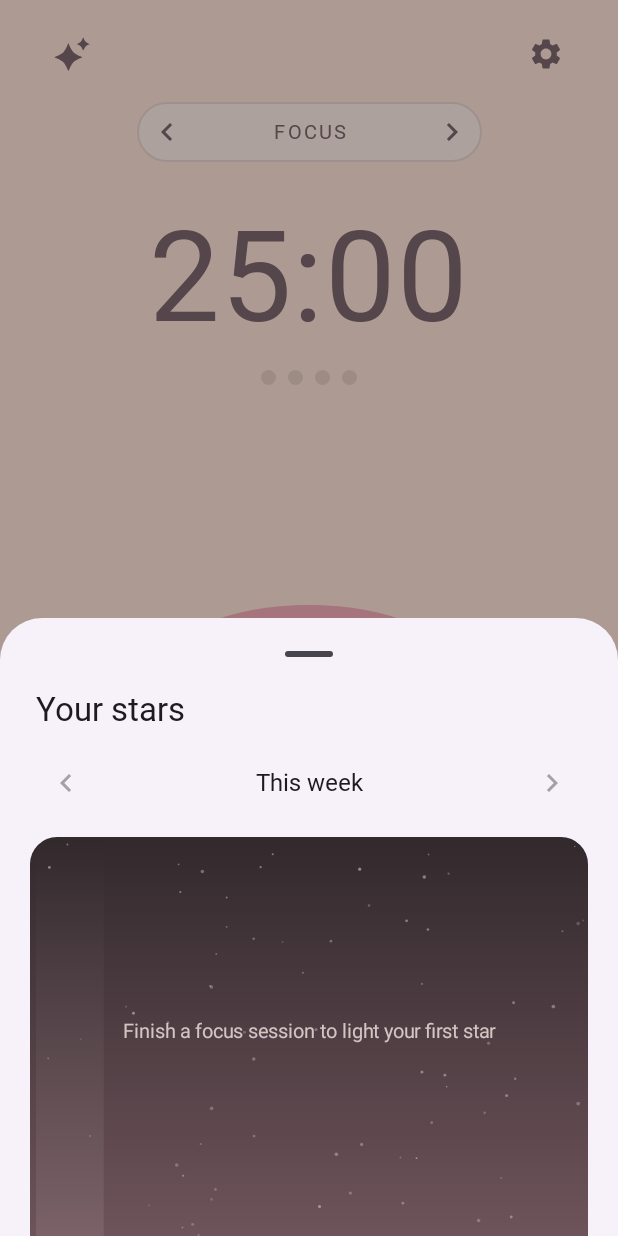
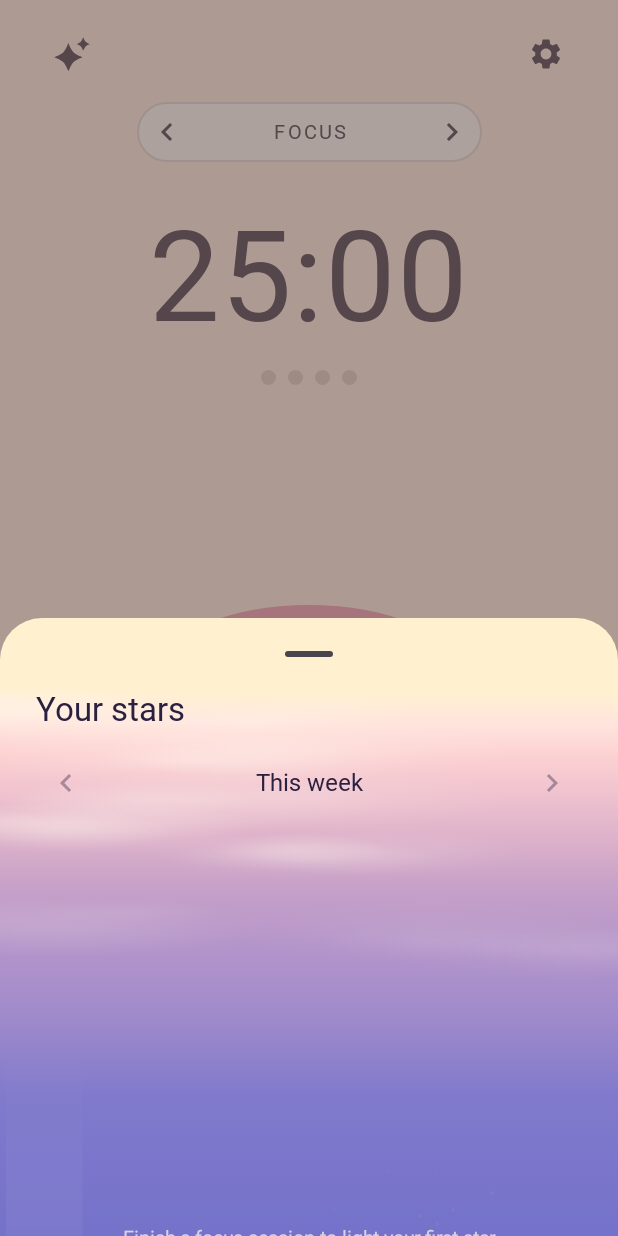
Before and after one commit to horiidonuts/manbo, an Android app built with Jetpack Compose: the screen it shows after launch (MainActivity), after a tap on "Your stars", on a phone screen of 412 x 824 dp. Run offline under Robolectric (Android 15) with nearby library versions, the phone set to English and light mode, and no system bars; libraries missing offline, so code that uses them is left out: com.google.mlkit.vision; Roboto replaces fonts that are not available here.

Commit message:
Paint the stars panel as a twilight sky; endless mode carousel on Android; 0.6.1

```diff
--- a/android/app/build.gradle.kts
+++ b/android/app/build.gradle.kts
@@ -20,8 +20,8 @@ android {
         applicationId = "io.github.horiidonuts.manbo"
         minSdk = 26
         targetSdk = 37
-        versionCode = 7
-        versionName = "0.6.0"
+        versionCode = 8
+        versionName = "0.6.1"
     }
 
     signingConfigs {
--- a/android/app/src/main/java/io/github/horiidonuts/manbo/MainActivity.kt
+++ b/android/app/src/main/java/io/github/horiidonuts/manbo/MainActivity.kt
@@ -47,6 +47,7 @@ import androidx.compose.runtime.Composable
 import androidx.compose.runtime.LaunchedEffect
 import androidx.compose.runtime.getValue
 import androidx.compose.runtime.mutableLongStateOf
+import androidx.compose.runtime.mutableIntStateOf
 import androidx.compose.runtime.mutableStateOf
 import androidx.compose.runtime.remember
 import androidx.compose.runtime.setValue
@@ -286,27 +287,33 @@ fun ManboScreen(openDndAccess: () -> Unit, pairWithPc: () -> Unit) {
 @Composable
 private fun ModePill(mode: Mode, ink: Color, onStep: (Int) -> Unit) {
     var drag by remember { mutableStateOf(0f) }
+    // an endless carousel (like the desktop's mode wheel): a step slides the way it was asked for,
+    // so right after LONG BREAK comes FOCUS from the right; other changes go the shortest way round
+    var stepDir by remember { mutableIntStateOf(0) }
+    val step = { delta: Int -> stepDir = delta; onStep(delta) }
+    LaunchedEffect(mode) { stepDir = 0 }
     Row(
         Modifier
             .border(1.dp, ink.copy(alpha = 0.18f), RoundedCornerShape(50))
             .background(Color.White.copy(alpha = 0.35f), RoundedCornerShape(50))
             .pointerInput(Unit) {
                 detectHorizontalDragGestures(
-                    onDragEnd = { if (kotlin.math.abs(drag) > 40) onStep(if (drag < 0) 1 else -1); drag = 0f },
+                    onDragEnd = { if (kotlin.math.abs(drag) > 40) step(if (drag < 0) 1 else -1); drag = 0f },
                     onHorizontalDrag = { _, d -> drag += d },
                 )
             }
             .height(40.dp),
         verticalAlignment = Alignment.CenterVertically,
     ) {
-        IconButton(onClick = { onStep(-1) }, Modifier.size(40.dp)) {
+        IconButton(onClick = { step(-1) }, Modifier.size(40.dp)) {
             Icon(Icons.AutoMirrored.Filled.KeyboardArrowLeft, contentDescription = "Previous mode", tint = ink)
         }
         AnimatedContent(
             targetState = mode,
             transitionSpec = {
-                val forward = targetState.ordinal > initialState.ordinal
-                val dir = if (forward) 1 else -1
+                val n = Mode.entries.size
+                val dir = if (stepDir != 0) stepDir
+                    else if ((targetState.ordinal - initialState.ordinal + n) % n <= n / 2) 1 else -1
                 slideInHorizontally(tween(280)) { it * dir } togetherWith slideOutHorizontally(tween(280)) { -it * dir }
             },
             label = "mode",
@@ -320,7 +327,7 @@ private fun ModePill(mode: Mode, ink: Color, onStep: (Int) -> Unit) {
                 modifier = Modifier.fillMaxWidth(),
             )
         }
-        IconButton(onClick = { onStep(1) }, Modifier.size(40.dp)) {
+        IconButton(onClick = { step(1) }, Modifier.size(40.dp)) {
             Icon(Icons.AutoMirrored.Filled.KeyboardArrowRight, contentDescription = "Next mode", tint = ink)
         }
     }
--- a/android/app/src/main/java/io/github/horiidonuts/manbo/StarsSheet.kt
+++ b/android/app/src/main/java/io/github/horiidonuts/manbo/StarsSheet.kt
@@ -1,7 +1,13 @@
 package io.github.horiidonuts.manbo
 
 import androidx.compose.foundation.Canvas
-import androidx.compose.foundation.background
+import androidx.compose.ui.platform.LocalView
+import androidx.compose.ui.platform.LocalDensity
+import androidx.compose.ui.layout.onSizeChanged
+import androidx.compose.foundation.layout.statusBars
+import androidx.compose.ui.draw.drawBehind
+import androidx.compose.foundation.layout.WindowInsets
+import androidx.compose.foundation.layout.Spacer
 import androidx.compose.foundation.gestures.detectTapGestures
 import androidx.compose.foundation.layout.Arrangement
 import androidx.compose.foundation.layout.Column
@@ -30,12 +36,12 @@ import androidx.compose.runtime.remember
 import androidx.compose.runtime.setValue
 import androidx.compose.ui.Alignment
 import androidx.compose.ui.Modifier
-import androidx.compose.ui.draw.clip
 import androidx.compose.ui.geometry.Offset
 import androidx.compose.ui.graphics.Brush
 import androidx.compose.ui.graphics.Color
 import androidx.compose.ui.graphics.Path
 import androidx.compose.ui.graphics.drawscope.DrawScope
+import androidx.compose.ui.graphics.drawscope.scale
 import androidx.compose.ui.input.pointer.pointerInput
 import androidx.compose.ui.text.TextStyle
 import androidx.compose.ui.text.drawText
@@ -60,16 +66,65 @@ private val DAY_NAMES = listOf("Mon", "Tue", "Wed", "Thu", "Fri", "Sat", "Sun")
 private const val STAR_R_DP = 8.5f
 private const val LABEL_BAND_DP = 40f
 
-private data class SkyColors(val top: Color, val bottom: Color, val star: Color)
+private const val FADE_DP = 150f   // between the week row and the stars: the horizon glow fades out here
+// The whole sheet is one twilight sky, painted behind everything (like the desktop's stars dialog,
+// see manbo/stars.py): a light yellow glow and a thin band of pink at the horizon with a few wisps
+// of cloud, a long fade through mauve and lavender, periwinkle and royal blue behind the stars,
+// indigo and navy behind the stats, and all but black violet at the very bottom.
+private val HORIZON_STOPS = listOf(   // dp from the top
+    0f to Color(0xFFFFF1CF), 22f to Color(0xFFFFE5DD), 44f to Color(0xFFFCD1D2), 66f to Color(0xFFF1C4CF),
+    96f to Color(0xFFDFB3CA), 130f to Color(0xFFC7A1C8), 170f to Color(0xFFB495CA), 215f to Color(0xFFA18BCB),
+    270f to Color(0xFF817ACC),
+)
+private val NIGHT_STOPS = listOf(   // fractions of the height
+    0.45f to Color(0xFF686AC8), 0.53f to Color(0xFF4C54C2), 0.60f to Color(0xFF3741B1), 0.67f to Color(0xFF2A339C),
+    0.75f to Color(0xFF1A1F7D), 0.83f to Color(0xFF0D0F5D), 0.91f to Color(0xFF070941), 1f to Color(0xFF0D0817),
+)
+private val CLOUD = Color(0xFFFFF5ED)
 
-private fun skyColors(theme: String): SkyColors {
-    val pal = palette(theme, Mode.FOCUS)
-    return SkyColors(   // night up top, a little of the theme's dusk down at the horizon
-        top = mix(pal.text, Color.Black, 0.6f),
-        bottom = mix(mix(pal.text, pal.button, 0.35f), Color.Black, 0.3f),
-        star = mix(pal.bg, Color.White, 0.55f),
-    )
+/** The whole twilight: gradient, wisps of cloud at the horizon, stardust where it's dark. */
+private fun DrawScope.paintSky(star: Color) {
+    val w = size.width
+    val h = size.height
+    val dp = density
+    var last = -1f
+    val stops = (HORIZON_STOPS.map { (y, c) -> y * dp / h to c } + NIGHT_STOPS).map { (at, c) ->
+        last = minOf(1f, maxOf(at, last + 0.002f))
+        last to c
     }
+    drawRect(Brush.verticalGradient(*stops.toTypedArray(), startY = 0f, endY = h))
+
+    val rnd = StarMath.Mulberry32(7)
+    fun r() = rnd.next().toFloat()
+    repeat(4 + (w / dp / 90).toInt()) {   // long, flat, soft-edged puffs, thinning out downwards
+        val cx = r() * w
+        val cy = (8 + Math.pow(rnd.next(), 1.6).toFloat() * 170) * dp
+        val fade = maxOf(0f, 1 - cy / (210 * dp))
+        repeat(3 + (r() * 3).toInt()) {
+            val x = cx + (r() - 0.5f) * 160 * dp
+            val y = cy + (r() - 0.5f) * 14 * dp
+            val rx = (50 + r() * 90) * dp
+            val ry = rx * (0.10f + r() * 0.08f)
+            val alpha = (0.16f + r() * 0.22f) * fade
+            scale(1f, ry / rx, pivot = Offset(x, y)) {
+                drawCircle(Brush.radialGradient(listOf(CLOUD.copy(alpha = alpha), CLOUD.copy(alpha = 0f)),
+                    center = Offset(x, y), radius = rx), rx, Offset(x, y))
+            }
+        }
+    }
+    repeat((w * h / (1500 * dp * dp)).toInt()) {   // stardust, more of it the darker the sky
+        val x = r() * w
+        val y = r() * h
+        val size = (0.5f + r() * 0.8f) * dp
+        val alpha = (0.15f + r() * 0.35f) * ((y / h - 0.3f) / 0.35f).coerceIn(0f, 1f)
+        if (alpha > 0.01f) drawCircle(star.copy(alpha = alpha), size, Offset(x, y))
+    }
+}
+
+private data class SkyColors(val star: Color)
+
+/** The sky itself is the same twilight for every theme; its stars are the theme's. */
+private fun skyColors(theme: String) = SkyColors(star = mix(palette(theme, Mode.FOCUS).bg, Color.White, 0.55f))
 
 /** The logo's four-pointed star: one quarter (top tip -> right tip), turned four times. */
 private val QUARTER = listOf(
@@ -116,11 +171,23 @@ fun StarsSheet(theme: String, onDismiss: () -> Unit) {
     }
     val s = StarMath.summary(days, sessions.size, today)
 
-    ModalBottomSheet(onDismissRequest = onDismiss) {
-        Column(
-            Modifier.verticalScroll(rememberScrollState()).padding(horizontal = 20.dp).padding(bottom = 32.dp),
-            verticalArrangement = Arrangement.spacedBy(12.dp),
-        ) {
+    val colors = skyColors(theme)
+    // room under the stats: scrolled all the way down, they sit in the middle of the open sheet
+    // (which reaches from under the status bar and drag handle down to the bottom of the screen)
+    val density = LocalDensity.current
+    val windowHeight = LocalView.current.rootView.height
+    val statusBar = WindowInsets.statusBars.getTop(density)
+    var statsHeight by remember { mutableIntStateOf(0) }
+    val tail = with(density) {
+        val visible = windowHeight - statusBar - 48.dp.toPx()
+        maxOf(40.dp.toPx(), (visible - statsHeight) / 2).toDp()
+    }
+    // the sky runs edge to edge and down to the very bottom, under the navigation bar too
+    ModalBottomSheet(onDismissRequest = onDismiss, containerColor = HORIZON_STOPS[0].second,
+        contentColor = Color(0xFF2A2140), contentWindowInsets = { WindowInsets(0) }) {
+        // the twilight behind everything: title, week, stars and stats all sit on one sky
+        Column(Modifier.verticalScroll(rememberScrollState()).drawBehind { paintSky(colors.star) }) {
+            Column(Modifier.padding(horizontal = 20.dp), verticalArrangement = Arrangement.spacedBy(12.dp)) {
                 Text("Your stars", style = TextStyle(fontFamily = MontserratBold, fontSize = 22.sp),
                     modifier = Modifier.padding(start = 4.dp))
                 Row(verticalAlignment = Alignment.CenterVertically) {
@@ -133,47 +200,58 @@ fun StarsSheet(theme: String, onDismiss: () -> Unit) {
                         Icon(Icons.AutoMirrored.Filled.KeyboardArrowRight, contentDescription = "Next week")
                     }
                 }
-            Sky(monday, days, theme, today, onPick = { picked = it })
+            }
+            Column(Modifier.fillMaxWidth()) {
+                Spacer(Modifier.height(FADE_DP.dp))
+                Sky(monday, days, colors, today, onPick = { picked = it })
+                Column(Modifier.padding(horizontal = 20.dp).onSizeChanged { statsHeight = it.height },
+                    verticalArrangement = Arrangement.spacedBy(12.dp)) {
                     Text(
                         picked?.let {
                             val t = Instant.ofEpochMilli(it.end).atZone(ZoneId.systemDefault())
                             "%s %02d:%02d · %s".format(DAY_NAMES[t.dayOfWeek.value - 1], t.hour, t.minute,
                                 StarMath.formatMinutes(it.minutes))
                         } ?: "Tap a star to see when you earned it",
-                style = TextStyle(fontSize = 13.sp), color = MaterialTheme.colorScheme.onSurfaceVariant,
+                        style = TextStyle(fontSize = 13.sp), color = colors.star.copy(alpha = 0.7f),
                         textAlign = TextAlign.Center, modifier = Modifier.fillMaxWidth(),
                     )
                     Row(horizontalArrangement = Arrangement.spacedBy(12.dp)) {
                         Stat(if (s.todayStars == 1) "1 star" else "${s.todayStars} stars",
                             if (s.todayStars > 0) "today · ${StarMath.formatMinutes(s.todayMinutes)}" else "today",
-                    Modifier.weight(1f))
-                Stat("${s.streak}", if (s.streak == 1) "day in a row" else "days in a row", Modifier.weight(1f))
+                            colors, Modifier.weight(1f))
+                        Stat("${s.streak}", if (s.streak == 1) "day in a row" else "days in a row",
+                            colors, Modifier.weight(1f))
                     }
                     Row(horizontalArrangement = Arrangement.spacedBy(12.dp)) {
                         Stat(StarMath.formatMinutes(StarMath.weekMinutes(days, monday)),
-                    if (offset < 2) "focused ${weekLabel.lowercase()}" else "focused that week", Modifier.weight(1f))
-                Stat("${s.totalStars}", if (s.totalStars == 1) "star in all" else "stars in all", Modifier.weight(1f))
+                            if (offset < 2) "focused ${weekLabel.lowercase()}" else "focused that week",
+                            colors, Modifier.weight(1f))
+                        Stat("${s.totalStars}", if (s.totalStars == 1) "star in all" else "stars in all",
+                            colors, Modifier.weight(1f))
+                    }
+                }
+                Spacer(Modifier.height(tail))
             }
         }
     }
 }
 
 @Composable
-private fun Stat(value: String, caption: String, modifier: Modifier) {
-    Surface(modifier, shape = RoundedCornerShape(16.dp), color = MaterialTheme.colorScheme.surfaceContainerHigh) {
+private fun Stat(value: String, caption: String, colors: SkyColors, modifier: Modifier) {
+    // a pane of frosted glass on the night sky
+    Surface(modifier, shape = RoundedCornerShape(16.dp), color = colors.star.copy(alpha = 0.09f)) {
         Column(Modifier.padding(horizontal = 16.dp, vertical = 12.dp)) {
-            Text(value, style = TextStyle(fontFamily = MontserratBold, fontSize = 20.sp))
-            Text(caption, style = TextStyle(fontSize = 12.sp), color = MaterialTheme.colorScheme.onSurfaceVariant)
+            Text(value, style = TextStyle(fontFamily = MontserratBold, fontSize = 20.sp), color = colors.star)
+            Text(caption, style = TextStyle(fontSize = 12.sp), color = colors.star.copy(alpha = 0.65f))
         }
     }
 }
 
 @Composable
 private fun Sky(
-    monday: LocalDate, days: Map<LocalDate, List<Session>>, theme: String, today: LocalDate,
+    monday: LocalDate, days: Map<LocalDate, List<Session>>, colors: SkyColors, today: LocalDate,
     onPick: (Session?) -> Unit,
 ) {
-    val colors = skyColors(theme)
     val measurer = rememberTextMeasurer()
     val drawn = remember { ArrayList<DrawnStar>() }
     val emptyText = if (monday == StarMath.weekStart(today)) "Finish a focus session to light your first star"
@@ -182,8 +260,6 @@ private fun Sky(
         Modifier
             .fillMaxWidth()
             .height(300.dp)
-            .clip(RoundedCornerShape(18.dp))
-            .background(Brush.verticalGradient(listOf(colors.top, colors.bottom)))
             .pointerInput(drawn) {
                 detectTapGestures { at ->
                     val best = drawn.minByOrNull { hypot(it.x - at.x, it.y - at.y) }
@@ -198,22 +274,15 @@ private fun Sky(
         val skyH = h - LABEL_BAND_DP.dp.toPx()
         val starR = min(STAR_R_DP.dp.toPx(), colW * 0.1f)   // a narrow sky gets smaller stars
 
-        // faint stardust, the same every time this week is shown
-        val dust = StarMath.Mulberry32(monday.toEpochDay().toInt())
-        repeat((w * h / (1400 * density * density)).toInt()) {
-            val x = dust.next().toFloat() * w
-            val y = dust.next().toFloat() * h
-            val r = (0.5f + dust.next().toFloat() * 0.8f) * density
-            drawCircle(colors.star.copy(alpha = 0.15f + dust.next().toFloat() * 0.3f), r, Offset(x, y))
-        }
-
+        // (the twilight itself, stardust included, is paintSky behind the whole sheet)
         var any = false
         for (i in 0 until 7) {
             val day = monday.plusDays(i.toLong())
             val list = days[day].orEmpty()
             val x0 = i * colW
-            if (day == today) {
-                drawRect(Brush.verticalGradient(listOf(colors.star.copy(alpha = 0f), colors.star.copy(alpha = 0.10f))),
+            if (day == today) {   // brightest at its name, fading out at both ends
+                drawRect(Brush.verticalGradient(0f to colors.star.copy(alpha = 0f), 0.8f to colors.star.copy(alpha = 0.10f),
+                    1f to colors.star.copy(alpha = 0f)),
                     topLeft = Offset(x0 + 4.dp.toPx(), 0f), size = androidx.compose.ui.geometry.Size(colW - 8.dp.toPx(), h))
             }
             val alpha = when {
```
Also changed, not shown: 6 other files. Lines whose indentation alone changed are shown as unchanged.
